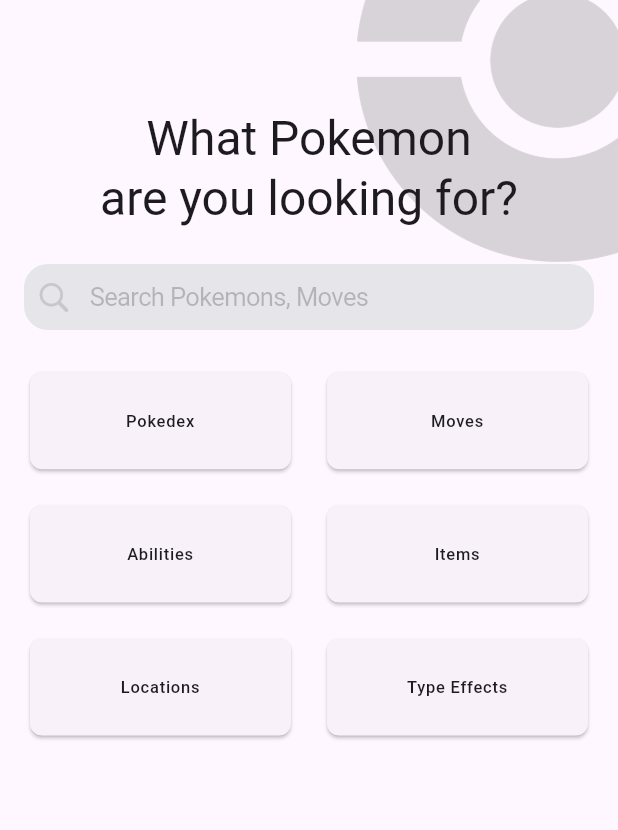
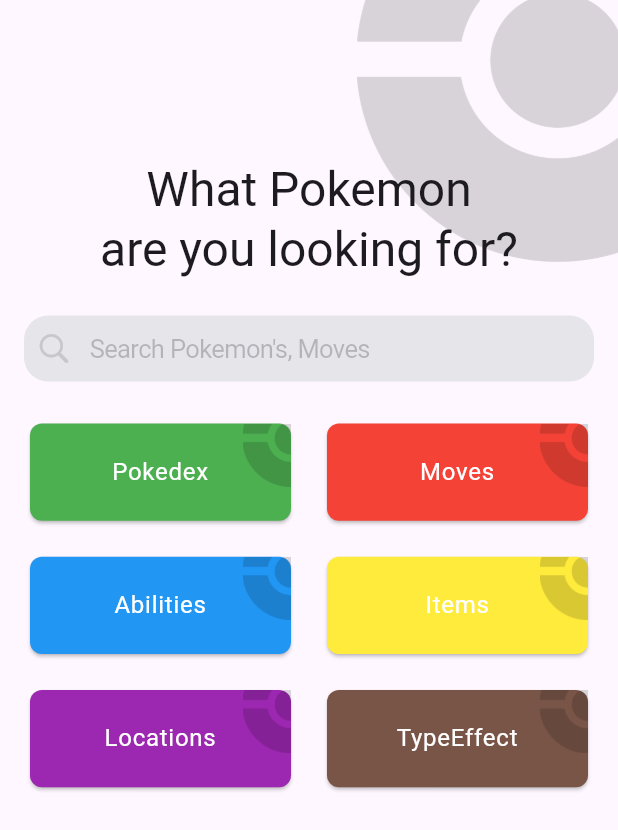
Before and after one commit to MarinJuricev/poke_facts, a Flutter app: the screen it shows after launch, on a phone screen of 412 x 824 dp. Shown: the top 830 px of the screen. Run offline on Flutter 3.47's test engine with Material 3 defaults, Android fonts, the phone set to English and light mode, and no system bars; our stand-ins replace equatable, flutter_bloc, freezed_annotation, go_router; generated files the repository leaves out were written again.

Commit message:
feat: Add a basic design for the home grid

```diff
--- a/lib/di.dart
+++ b/lib/di.dart
@@ -1,5 +1,5 @@
 
-import 'home/home_module.dart';
+import 'home/di/home_module.dart';
 
 Future<void> loadDependencies() async {
   loadHomeModule();
--- /dev/null
+++ b/lib/home/bloc/home_bloc.dart
@@ -0,0 +1,31 @@
+import 'dart:ui';
+
+import 'package:flutter/material.dart';
+import 'package:flutter_bloc/flutter_bloc.dart';
+
+import 'home_event.dart';
+import 'home_state.dart';
+
+class HomeBloc extends Bloc<HomeEvent, HomeState> {
+  HomeBloc() : super(const HomeState()) {
+    on<HomeEvent>((event, emit) {
+      switch (event) {
+        case QueryChanged():
+          emit(state.copyWith(query: event.query));
+        case HomeLoadEvent():
+          emit(state.copyWith(gridItems: _generateGridItems()));
+      }
+    });
+  }
+
+  List<HomeGridItem> _generateGridItems() {
+    return [
+      HomeGridItem(text: 'Pokedex', color: Colors.green),
+      HomeGridItem(text: 'Moves', color: Colors.red),
+      HomeGridItem(text: 'Abilities', color: Colors.blue),
+      HomeGridItem(text: 'Items', color: Colors.yellow),
+      HomeGridItem(text: 'Locations', color: Colors.purple),
+      HomeGridItem(text: 'TypeEffect', color: Colors.brown),
+    ];
+  }
+}
--- /dev/null
+++ b/lib/home/bloc/home_event.dart
@@ -0,0 +1,21 @@
+import 'package:equatable/equatable.dart';
+
+sealed class HomeEvent extends Equatable {
+  const HomeEvent();
+}
+
+final class QueryChanged extends HomeEvent {
+  final String query;
+
+  const QueryChanged(this.query);
+
+  @override
+  List<Object?> get props => [query];
+}
+
+final class HomeLoadEvent extends HomeEvent {
+  const HomeLoadEvent();
+
+  @override
+  List<Object?> get props => [];
+}
--- /dev/null
+++ b/lib/home/bloc/home_state.dart
@@ -0,0 +1,20 @@
+import 'package:flutter/material.dart';
+import 'package:freezed_annotation/freezed_annotation.dart';
+
+part 'home_state.freezed.dart';
+
+@freezed
+class HomeState with _$HomeState {
+  const factory HomeState({
+    @Default('') String query,
+    @Default(const []) List<HomeGridItem> gridItems,
+  }) = _HomeState;
+}
+
+@freezed
+class HomeGridItem with _$HomeGridItem {
+  const factory HomeGridItem({
+    required String text,
+    required Color color,
+  }) = _HomeGridItem;
+}
--- /dev/null
+++ b/lib/home/component/home_grid.dart
@@ -0,0 +1,57 @@
+import 'package:flutter/material.dart';
+import 'package:flutter_bloc/flutter_bloc.dart';
+import 'package:poke_facts/home/component/pokemon_logo.dart';
+
+import '../bloc/home_bloc.dart';
+import '../bloc/home_state.dart';
+
+class HomeGrid extends StatelessWidget {
+  const HomeGrid({super.key});
+
+  @override
+  Widget build(BuildContext context) {
+    return BlocBuilder<HomeBloc, HomeState>(
+      buildWhen: (previous, current) => previous.gridItems != current.gridItems,
+      builder: (context, state) {
+        return GridView.count(
+          crossAxisCount: 2,
+          crossAxisSpacing: 16,
+          mainAxisSpacing: 16,
+          childAspectRatio: 2.5,
+          children: state.gridItems
+              .map((gridItem) => _buildGridItem(context, gridItem))
+              .toList(),
+        );
+      },
+    );
+  }
+
+  Widget _buildGridItem(BuildContext context, HomeGridItem gridItem) {
+    return Card(
+      shape: RoundedRectangleBorder(
+        borderRadius: BorderRadius.circular(8),
+      ),
+      color: gridItem.color,
+      child: Stack(
+        children: [
+          PokemonLogo(
+            widthFactor: 0.5,
+          ),
+          Padding(
+            padding: const EdgeInsets.all(8.0),
+            child: Center(
+              child: Text(
+                gridItem.text,
+                textAlign: TextAlign.center,
+                style: Theme.of(context)
+                    .textTheme
+                    .bodyLarge
+                    ?.copyWith(color: Colors.white),
+              ),
+            ),
+          ),
+        ],
+      ),
+    );
+  }
+}
--- /dev/null
+++ b/lib/home/component/pokemon_logo.dart
@@ -0,0 +1,32 @@
+import 'package:flutter/material.dart';
+import 'package:poke_facts/presentation/images.dart';
+
+class PokemonLogo extends StatelessWidget {
+  const PokemonLogo(
+      {super.key, this.widthFactor = 0.65, this.heightFactor = 0.65});
+
+  final double widthFactor;
+  final double heightFactor;
+
+  @override
+  Widget build(BuildContext context) {
+    final screenWidth = MediaQuery.of(context).size.width;
+
+    return Align(
+      alignment: Alignment.topRight,
+      child: ClipRect(
+        child: Align(
+          alignment: Alignment.bottomLeft,
+          widthFactor: widthFactor,
+          heightFactor: heightFactor,
+          child: Image.asset(
+            AppAssets.pokeball,
+            width: screenWidth * 0.65,
+            color: Colors.grey.withValues(alpha: 0.15),
+            colorBlendMode: BlendMode.modulate,
+          ),
+        ),
+      ),
+    );
+  }
+}
--- a/lib/home/home_page.dart
+++ b/lib/home/home_page.dart
@@ -1,26 +1,53 @@
 import 'package:flutter/cupertino.dart';
 import 'package:flutter/material.dart';
+import 'package:flutter_bloc/flutter_bloc.dart';
+import 'package:poke_facts/home/bloc/home_bloc.dart';
+import 'package:poke_facts/home/component/home_grid.dart';
+import 'package:poke_facts/home/component/pokemon_logo.dart';
 import 'package:poke_facts/presentation/images.dart';
+
+import 'bloc/home_event.dart';
+import 'bloc/home_state.dart';
 
 class HomePage extends StatelessWidget {
   const HomePage({super.key});
 
   @override
   Widget build(BuildContext context) {
-    return Scaffold(
+    final screenHeight = MediaQuery.of(context).size.height;
+
+    return BlocProvider(
+      create: (_) => HomeBloc()..add(HomeLoadEvent()),
+      child: Scaffold(
         body: SafeArea(
           child: Stack(children: [
-          _pokemonLogo(context),
+            PokemonLogo(),
             Padding(
               padding: const EdgeInsets.symmetric(horizontal: 16.0),
               child: Column(spacing: 24.0, children: [
-              SizedBox(height: 48),
+                SizedBox(height: screenHeight * 0.10),
                 Text(
                   'What Pokemon\nare you looking for?',
                   style: Theme.of(context).textTheme.headlineLarge,
                   textAlign: TextAlign.center,
                 ),
-              CupertinoTextField(
+                _buildSearchField(context),
+                Expanded(
+                  child: HomeGrid(),
+                ),
+              ]),
+            ),
+          ]),
+        ),
+      ),
+    );
+  }
+
+  Widget _buildSearchField(BuildContext context) {
+    return BlocBuilder<HomeBloc, HomeState>(
+      buildWhen: (prev, curr) => prev.query != curr.query,
+      builder: (context, state) {
+        return CupertinoTextField(
           prefix: Padding(
             padding: const EdgeInsets.only(left: 8, right: 4),
             child: Icon(
@@ -28,73 +55,16 @@ class HomePage extends StatelessWidget {
               color: CupertinoColors.systemGrey3,
             ),
           ),
-                placeholder: 'Search Pokemons, Moves',
-                padding:
-                    const EdgeInsets.symmetric(vertical: 12, horizontal: 8),
+          placeholder: 'Search Pokemon\'s, Moves',
+          padding: const EdgeInsets.symmetric(vertical: 12, horizontal: 8),
           decoration: BoxDecoration(
             color: CupertinoColors.systemGrey5,
             borderRadius: BorderRadius.circular(16),
           ),
-              ),
-              Expanded(
-                child: GridView.count(
-                  crossAxisCount: 2,
-                  crossAxisSpacing: 16,
-                  mainAxisSpacing: 16,
-                  childAspectRatio: 2.5,
-                  children: [
-                    _buildGridItem(context, 'Pokedex'),
-                    _buildGridItem(context, 'Moves'),
-                    _buildGridItem(context, 'Abilities'),
-                    _buildGridItem(context, 'Items'),
-                    _buildGridItem(context, 'Locations'),
-                    _buildGridItem(context, 'Type Effects'),
-                  ],
-                ),
-              ),
-            ]),
-          ),
-        ]),
-      ),
+          onChanged: (value) =>
+              context.read<HomeBloc>().add(QueryChanged(value)),
         );
-  }
-
-  Widget _pokemonLogo(BuildContext context) {
-    final screenWidth = MediaQuery.of(context).size.width;
-
-    return Align(
-      alignment: Alignment.topRight,
-      child: ClipRect(
-        child: Align(
-          alignment: Alignment.bottomLeft,
-          widthFactor: 0.65,
-          heightFactor: 0.65,
-          child: Image.asset(
-            AppAssets.pokeball,
-            width: screenWidth * 0.65,
-            color: Colors.grey.withValues(alpha: 0.15),
-            colorBlendMode: BlendMode.modulate,
-          ),
-        ),
-      ),
-    );
-  }
-
-  Widget _buildGridItem(BuildContext context, String title) {
-    return Card(
-      shape: RoundedRectangleBorder(
-        borderRadius: BorderRadius.circular(8),
-      ),
-      child: Padding(
-        padding: const EdgeInsets.all(8.0),
-        child: Center(
-          child: Text(
-            title,
-            textAlign: TextAlign.center,
-            style: Theme.of(context).textTheme.labelSmall,
-          ),
-        ),
-      ),
+      },
     );
   }
 }
--- a/pubspec.yaml
+++ b/pubspec.yaml
@@ -39,6 +39,11 @@ dependencies:
   flutter_bloc: ^9.0.0
   fpdart: ^1.1.1
   go_router: ^14.7.2
+  equatable: ^2.0.7
+  freezed: ^2.5.8
+  freezed_annotation: ^2.4.4
+  json_annotation: ^4.8.1
+  cached_network_image: ^3.2.3
 
 dev_dependencies:
   flutter_test:
```
Also changed, not shown: lib/home/di/home_module.dart (renamed from lib/home/home_module.dart), pubspec.lock, 2 other files. Lines whose indentation alone changed are shown as unchanged.
